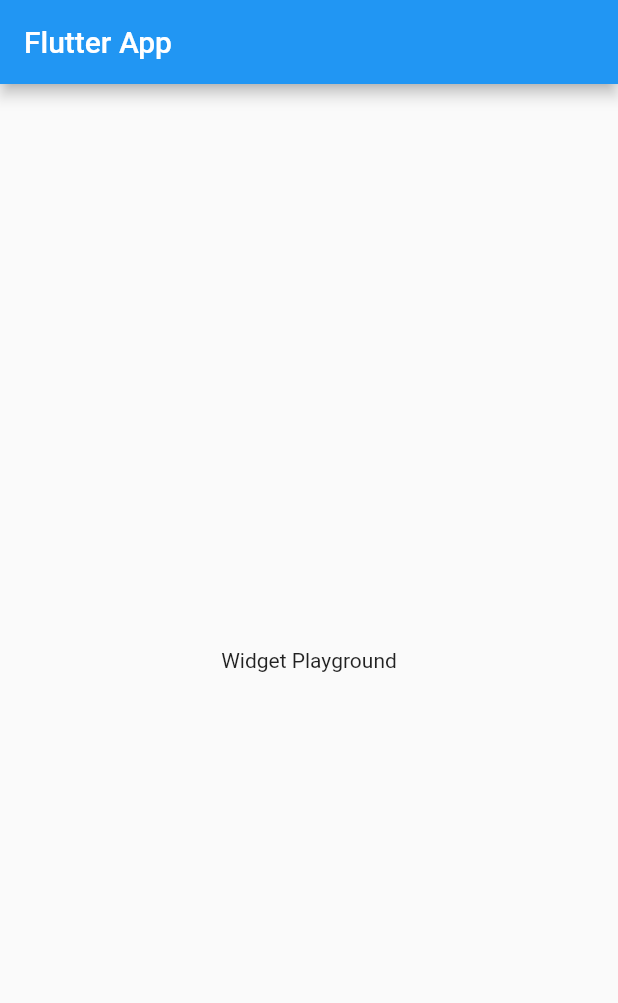
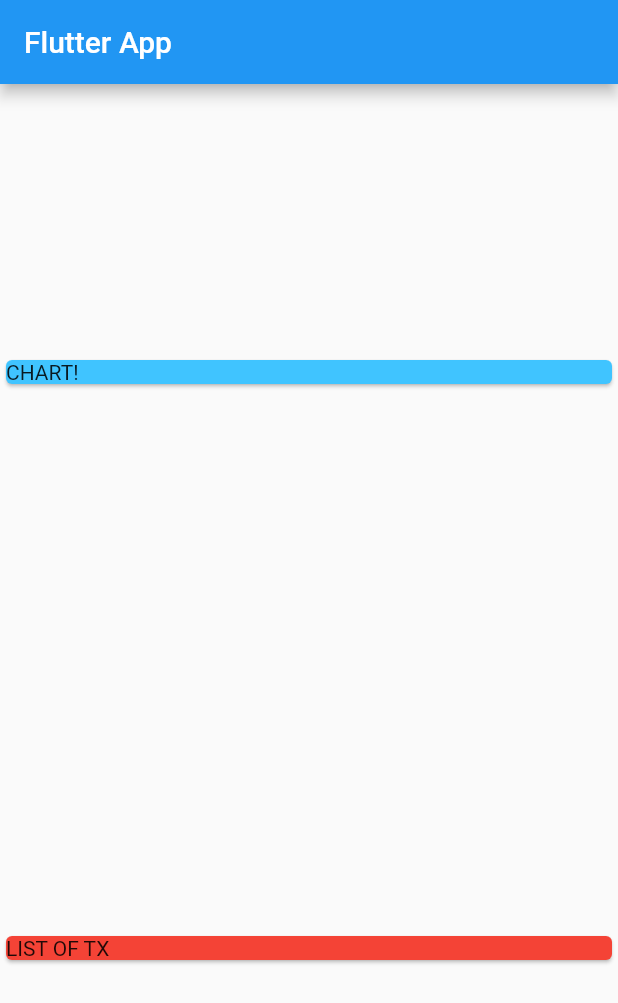
Before and after one commit to Linkonsq/Personal-Expenses, a Flutter app: the screen it shows after launch, on a phone screen of 412 x 824 dp. Shown: the top 1003 px of the screen. Run offline on Flutter 3.47's test engine with Material 2 defaults, Android fonts, the phone set to English and light mode, and no system bars.

Commit message:
Add Transaction Model

```diff
--- a/lib/main.dart
+++ b/lib/main.dart
@@ -1,4 +1,5 @@
 import 'package:flutter/material.dart';
+import 'package:personalexpenses/transaction.dart';
 
 void main() => runApp(MyApp());
 
@@ -14,14 +15,43 @@ class MyApp extends StatelessWidget {
 }
 
 class MyHomePage extends StatelessWidget {
+  final List<Transaction> transactions = [
+    Transaction(
+      id: 't1',
+      title: 'New Shoes',
+      amount: 1990,
+      date: DateTime.now(),
+    ),
+    Transaction(
+      id: 't2',
+      title: 'New Shirt',
+      amount: 990,
+      date: DateTime.now(),
+    )
+  ];
+
   @override
   Widget build(BuildContext context) {
     return Scaffold(
       appBar: AppBar(
         title: Text('Flutter App'),
       ),
-      body: Center(
-        child: Text('Widget Playground'),
+      body: Column(
+        mainAxisAlignment: MainAxisAlignment.spaceAround,
+        crossAxisAlignment: CrossAxisAlignment.stretch,
+        children: <Widget>[
+          Container(
+            width: double.infinity,
+            child: Card(
+              color: Colors.lightBlueAccent,
+              child: Text('CHART!'),
+            ),
+          ),
+          Card(
+            color: Colors.red,
+            child: Text('LIST OF TX'),
+          ),
+        ],
       ),
     );
   }
--- /dev/null
+++ b/lib/transaction.dart
@@ -0,0 +1,15 @@
+import 'package:flutter/cupertino.dart';
+
+class Transaction {
+  final String id;
+  final String title;
+  final int amount;
+  final DateTime date;
+
+  Transaction({
+    @required this.id,
+    @required this.title,
+    @required this.amount,
+    @required this.date,
+  });
+}
```
